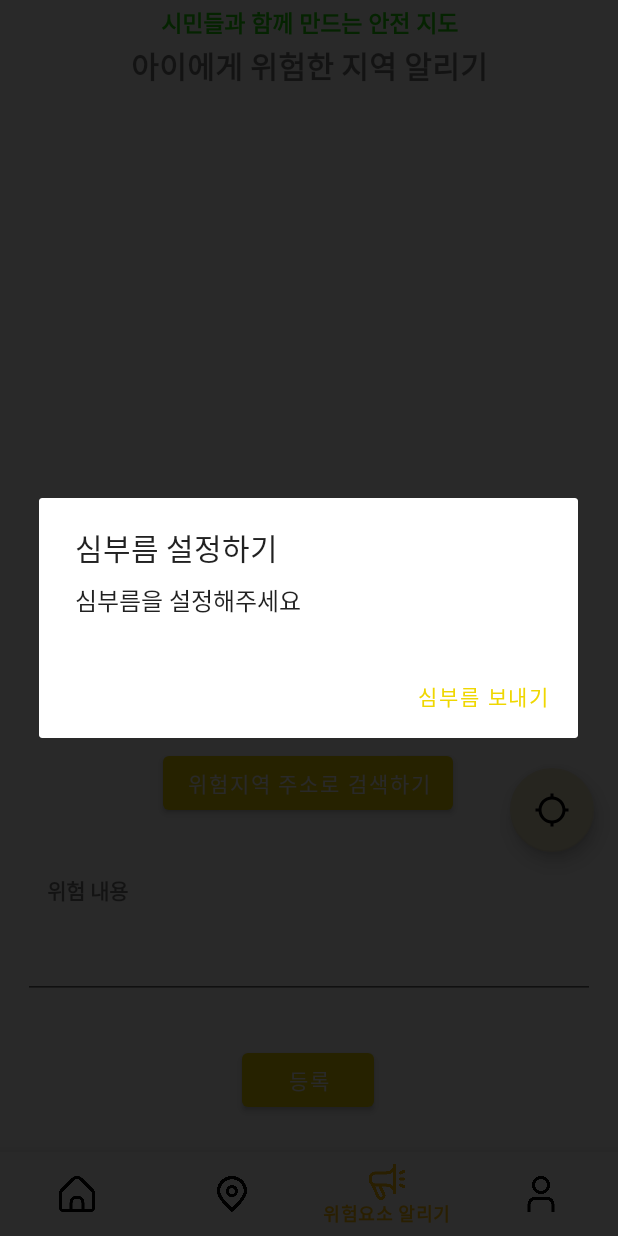
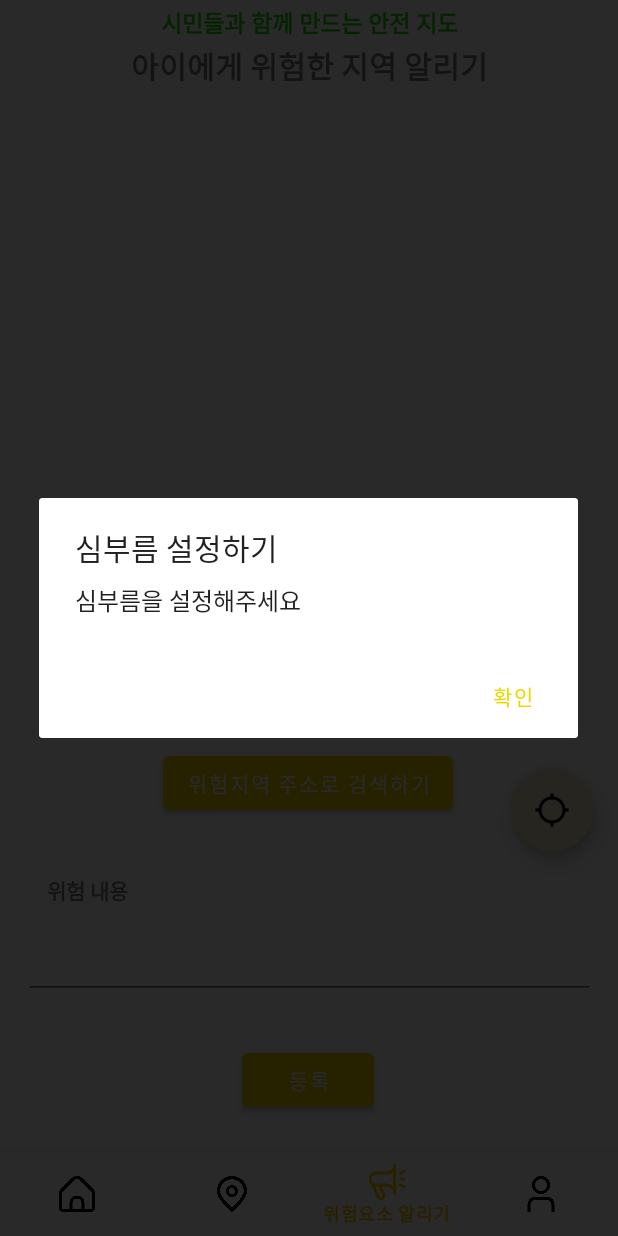
Before and after one commit to 2haein/kidMap-Front, an Android app: the fragment CheckMapFragment placed in its activity, item 3 of the bottom bar chosen, on a phone screen of 412 x 824 dp. Run offline under Robolectric (Android 15) with nearby library versions, the phone set to English and light mode, and no system bars; libraries missing offline, so code that uses them is left out: com.kakao.auth, com.kakao.network, com.kakao.usermgmt, com.kakao.util, com.skt and 1 more; 29 statements that could not run were skipped.

Commit message:
심부름 설정 알림창 종료 수정, 위험지역 신고 현재 위치 수정

```diff
--- a/app/src/main/java/com/safekid/safe_map/FCheckMap/CheckMapFragment.java
+++ b/app/src/main/java/com/safekid/safe_map/FCheckMap/CheckMapFragment.java
@@ -93,7 +93,7 @@ public class CheckMapFragment extends Fragment {
 
     ViewGroup mapViewContainer;
 
-    Button quest, finish;
+    Button child_location, finish;
 
 
     /**
@@ -181,7 +181,7 @@ public class CheckMapFragment extends Fragment {
             AlertDialog.Builder dlg = new AlertDialog.Builder(getActivity());
             dlg.setTitle("심부름 설정하기");
             dlg.setMessage("심부름을 설정해주세요");
-            dlg.setPositiveButton("심부름 보내기",
+            dlg.setPositiveButton("확인",
                     new DialogInterface.OnClickListener() {
                         public void onClick(DialogInterface dialog, int which) {
                             // 처리할 코드 작성
@@ -189,15 +189,45 @@ public class CheckMapFragment extends Fragment {
                             // 현재 심부름 보내기를 누르면
                             // Unable to start activity ComponentInfo{com.safekid.safe_map/com.safekid.safe_map.FHome.AddMissionActivity}: java.lang.NumberFormatException: For input string: ""
                             // 에러가 뜨면서 앱이 종료됩니다.
-                            Intent intent = new Intent(getActivity(), AddMissionActivity.class); //fragment라서 activity intent와는 다른 방식
-                            intent.addFlags(Intent.FLAG_ACTIVITY_NO_ANIMATION);
-                            startActivity(intent);
+                            //Intent intent = new Intent(getActivity(), AddMissionActivity.class); //fragment라서 activity intent와는 다른 방식
+                            //intent.addFlags(Intent.FLAG_ACTIVITY_NO_ANIMATION);
+                            //startActivity(intent);
                         }
                     });
             dlg.show();
         }
 
+        // 버튼으로 아이 위치 불러오기
+        /*child_location = (Button) v.findViewById(R.id.location_upd);
+        child_location.setOnClickListener(new View.OnClickListener() {
+            @Override
+            public void onClick(View v) {
+                if (ProfileData.getErrandChildId() != ""){
+                    Log.i("child id ", ProfileData.getErrandChildId());
+                    String childInfo = fetchChild(ProfileData.getErrandChildId());
+                    try {
+                        JSONObject Alldata = new JSONObject(childInfo);
+                        String childName = Alldata.getString("childName");
+                        Double child_lat = Alldata.getDouble("current_latitude");
+                        Double child_long = Alldata.getDouble("current_longitude");
+                        Log.i("Child_lat ", child_lat.toString());
 
+                        MapPoint mark_point = MapPoint.mapPointWithGeoCoord(child_lat, child_long);
+                        MapPOIItem marker = new MapPOIItem();
+                        marker.setItemName(childName);
+                        marker.setTag(0);
+                        marker.setMapPoint(mark_point);
+                        marker.setMarkerType(MapPOIItem.MarkerType.RedPin); // 기본으로 제공하는 BluePin 마커 모양.
+                        marker.setSelectedMarkerType(MapPOIItem.MarkerType.RedPin); // 마커를 클릭했을때, 기본으로 제공하는 RedPin 마커 모양.
+
+                    } catch (JSONException e) {
+                        // TODO Auto-generated catch block
+                        e.printStackTrace();
+                    }
+                }
+
+            }
+        });*/
 
         // 5초마다 아이 위치 불러오기
         /*
--- a/app/src/main/java/com/safekid/safe_map/FNotifyMap/NotifyFragment.java
+++ b/app/src/main/java/com/safekid/safe_map/FNotifyMap/NotifyFragment.java
@@ -163,7 +163,7 @@ public class NotifyFragment extends Fragment implements NotifyFragment_finish, M
         Location loc_Current = getMyLocation();
         mCurrentLat = loc_Current.getLatitude();
         mCurrentLng = loc_Current.getLongitude();
-
+        Log.i("current ", String.valueOf(mCurrentLng));
         // 중심점
         mapView.setMapCenterPoint(MapPoint.mapPointWithGeoCoord(mCurrentLat, mCurrentLng), true);
 
@@ -614,7 +614,7 @@ public class NotifyFragment extends Fragment implements NotifyFragment_finish, M
                 double lat = currentLocation.getLatitude();
             }
             locationManager.requestLocationUpdates(LocationManager.GPS_PROVIDER, 1000, 1, gpsLocationListener);
-            locationManager.requestLocationUpdates(LocationManager.NETWORK_PROVIDER, 1000, 1, gpsLocationListener);
+            //locationManager.requestLocationUpdates(LocationManager.NETWORK_PROVIDER, 1000, 1, gpsLocationListener);
 
         }
         return currentLocation;
```
Also changed, not shown: app/src/main/java/com/safekid/safe_map/FHome/HomeFragment.java (+18 -0 lines).
